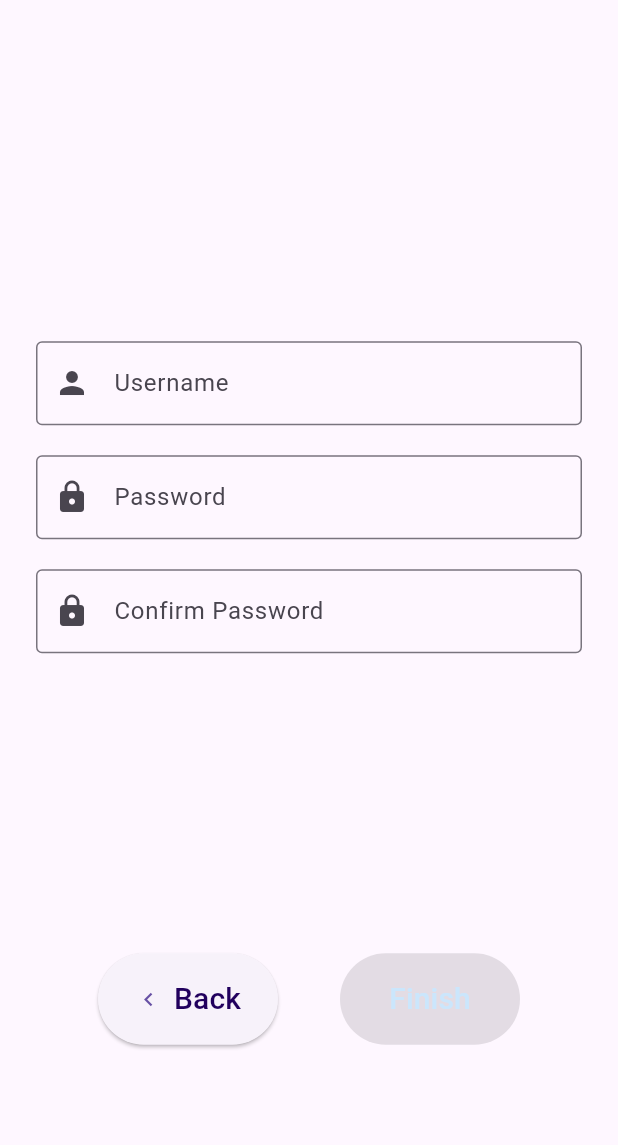
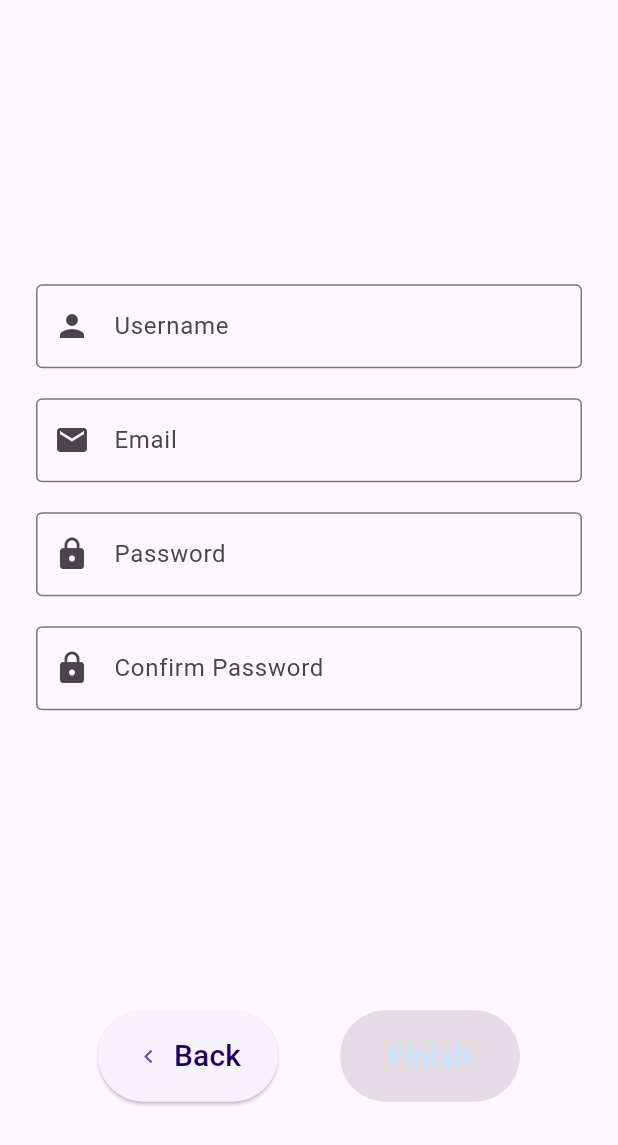
Before and after one commit to Nimsara2001/voicense_frontend, a Flutter app: the SignupViewThree screen opened directly with empty values, on a phone screen of 412 x 824 dp. Shown: the top 1145 px of the screen. Run offline on Flutter 3.47's test engine with Material 3 defaults, Android fonts, the phone set to English and light mode, and no system bars; our stand-ins replace equatable, flutter_bloc, flutter_markdown, flutter_tts, get, permission_handler; missing offline and left inert: record; network calls fail.

Commit message:
email field add

```diff
--- a/lib/app/modules/signup/controllers/signup_controller.dart
+++ b/lib/app/modules/signup/controllers/signup_controller.dart
@@ -10,6 +10,8 @@ enum Selection { lecturer, student, none }
 
 class SignupController extends GetxController {
   final selectedSelection = Selection.none.obs;
+
+  // get emailController => null;
 
   void updateSelection(Selection selection) {
     selectedSelection.value = selection;
@@ -81,11 +83,13 @@ class SignupController extends GetxController {
   final RxString username = RxString('');
   final RxString password = RxString('');
   final RxString confirmPassword = RxString('');
+  final RxString email = RxString('');
 
   // Error messages (optional)
   final RxString usernameError = RxString('');
   final RxString passwordError = RxString('');
   final RxString confirmPasswordError = RxString('');
+  final RxString emailError = RxString('');
 
   // Validation methods (example)
   String? validateUsername(String value) {
@@ -113,13 +117,25 @@ class SignupController extends GetxController {
     return null;
   }
 
+  String? validateEmail(String value) {
+    String pattern = r'^[a-zA-Z0-9._%+-]+@[a-zA-Z0-9.-]+\.[a-zA-Z]{2,}$';
+    RegExp regex = RegExp(pattern);
+    if (value.isEmpty) {
+      return 'Email cannot be empty';
+    } else if (!regex.hasMatch(value)) {
+      return 'Enter a valid email address';
+    }
+    return null;
+  }
+
   // Method to check if form is valid (example)
   bool isValidForm() {
     final usernameValid = validateUsername(username.value) == null;
+    final emailValid = validateEmail(email.value) == null;
     final passwordValid = validatePassword(password.value) == null;
     final confirmPasswordValid =
         validateConfirmPassword(confirmPassword.value) == null;
-    return usernameValid && passwordValid && confirmPasswordValid;
+    return usernameValid && emailValid && passwordValid && confirmPasswordValid;
   }
 
   final count = 0.obs;
@@ -139,6 +155,7 @@ class SignupController extends GetxController {
     firstNameController.dispose();
     lastNameController.dispose();
     usernameController.dispose();
+    emailController.dispose();
     passwordController.dispose();
     confirmPasswordController.dispose();
     super.onClose();
@@ -149,6 +166,7 @@ class SignupController extends GetxController {
   final firstNameController = TextEditingController();
   final lastNameController = TextEditingController();
   final usernameController = TextEditingController();
+  final emailController = TextEditingController();
   final passwordController = TextEditingController();
   final confirmPasswordController = TextEditingController();
 
@@ -161,6 +179,7 @@ class SignupController extends GetxController {
     final body = jsonEncode({
       'username': username.value,
       'password': password.value,
+      'email': email.value,
       'first_name': firstName.value, // Assuming you have a firstName field
       'last_name': lastName.value, // Assuming you have a lastName field
       'user_type': selectedSelection.value.name, // Convert Selection to string
--- a/lib/app/modules/signup/views/signup_view_three.dart
+++ b/lib/app/modules/signup/views/signup_view_three.dart
@@ -1,10 +1,7 @@
 // ignore_for_file: unused_local_variable
 import 'package:flutter/material.dart';
 import 'package:get/get.dart';
-// ignore: unnecessary_import
-import 'package:get/get_state_manager/get_state_manager.dart';
 import 'package:voicense_frontend/app/modules/signup/controllers/signup_controller.dart';
-import 'package:voicense_frontend/app/modules/signup/views/signup_view_four.dart';
 
 class SignupViewThree extends GetView<SignupController> {
   final String firstName;
@@ -19,6 +16,7 @@ class SignupViewThree extends GetView<SignupController> {
   @override
   Widget build(BuildContext context) {
     final SignupController controller = Get.find<SignupController>();
+
     return SafeArea(
       child: Scaffold(
         body: Container(
@@ -53,6 +51,18 @@ class SignupViewThree extends GetView<SignupController> {
             controller: controller.usernameController,
             validator: (value) => controller.validateUsername(value!),
             onChanged: (value) => controller.username.value = value,
+          ),
+          const SizedBox(height: 20),
+          TextFormField(
+            keyboardType: TextInputType.emailAddress,
+            decoration: const InputDecoration(
+              hintText: "Email",
+              border: OutlineInputBorder(),
+              prefixIcon: Icon(Icons.email),
+            ),
+            controller: controller.emailController,
+            validator: (value) => controller.validateEmail(value!),
+            onChanged: (value) => controller.email.value = value,
           ),
           const SizedBox(height: 20),
           TextFormField(
```
